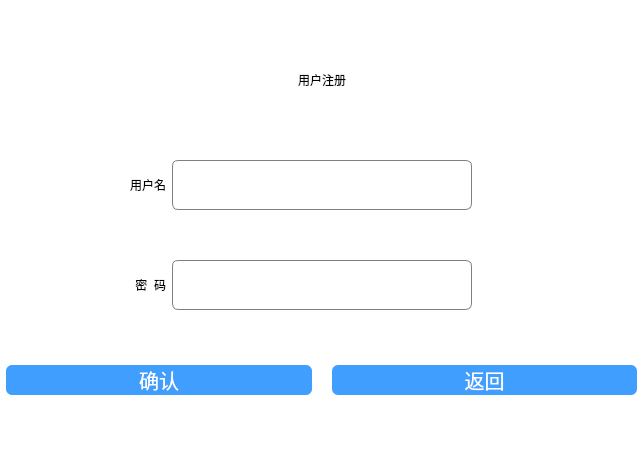
Qt form bookmgr/cell/dlg_register.ui (ZF-Xie/book-manager) before a commit.
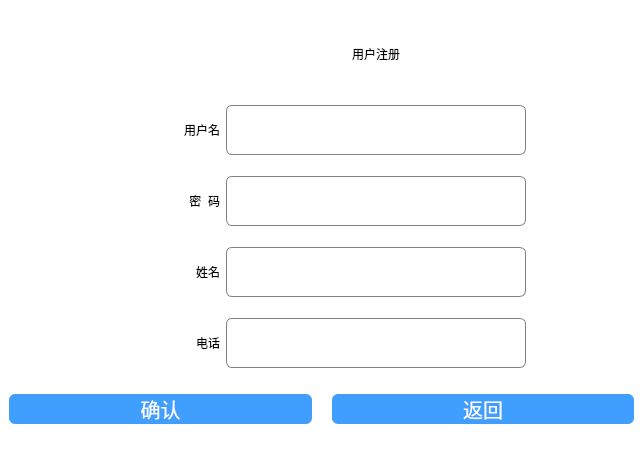
The same form after that commit.

Diff of the .ui file:
```diff
--- a/bookmgr/cell/dlg_register.ui
+++ b/bookmgr/cell/dlg_register.ui
@@ -45,22 +45,7 @@
       </size>
      </property>
      <layout class="QGridLayout" name="gridLayout_2">
-      <property name="leftMargin">
-       <number>6</number>
-      </property>
-      <property name="topMargin">
-       <number>6</number>
-      </property>
-      <property name="rightMargin">
-       <number>6</number>
-      </property>
-      <property name="bottomMargin">
-       <number>6</number>
-      </property>
-      <property name="spacing">
-       <number>6</number>
-      </property>
-      <item row="2" column="2">
+      <item row="7" column="2">
        <widget class="QLineEdit" name="lineEdit">
         <property name="minimumSize">
          <size>
@@ -76,7 +61,7 @@
         </property>
        </widget>
       </item>
-      <item row="5" column="2">
+      <item row="8" column="2">
        <widget class="QLineEdit" name="lineEdit_2">
         <property name="minimumSize">
          <size>
@@ -95,51 +80,26 @@
         </property>
        </widget>
       </item>
-      <item row="5" column="1">
-       <widget class="QLabel" name="lb_txt1">
+      <item row="14" column="2">
+       <widget class="QLineEdit" name="lineEdit_4">
         <property name="minimumSize">
          <size>
           <width>0</width>
-          <height>0</height>
-         </size>
-        </property>
-        <property name="maximumSize">
-         <size>
-          <width>200</width>
           <height>50</height>
          </size>
         </property>
-        <property name="text">
-         <string>密  码</string>
-        </property>
-        <property name="alignment">
-         <set>Qt::AlignRight|Qt::AlignTrailing|Qt::AlignVCenter</set>
-        </property>
-       </widget>
-      </item>
-      <item row="2" column="1">
-       <widget class="QLabel" name="lb_txt2">
-        <property name="minimumSize">
-         <size>
-          <width>0</width>
-          <height>0</height>
-         </size>
-        </property>
         <property name="maximumSize">
          <size>
-          <width>16777215</width>
-          <height>50</height>
+          <width>300</width>
+          <height>16777215</height>
          </size>
         </property>
         <property name="text">
-         <string>用户名</string>
+         <string/>
         </property>
-        <property name="alignment">
-         <set>Qt::AlignRight|Qt::AlignTrailing|Qt::AlignVCenter</set>
-        </property>
        </widget>
       </item>
-      <item row="14" column="0" colspan="5">
+      <item row="15" column="0" colspan="4">
        <widget class="QWidget" name="widget" native="true">
         <property name="maximumSize">
          <size>
@@ -201,7 +161,26 @@
         </layout>
        </widget>
       </item>
-      <item row="0" column="2">
+      <item row="10" column="2">
+       <widget class="QLineEdit" name="lineEdit_3">
+        <property name="minimumSize">
+         <size>
+          <width>0</width>
+          <height>50</height>
+         </size>
+        </property>
+        <property name="maximumSize">
+         <size>
+          <width>300</width>
+          <height>16777215</height>
+         </size>
+        </property>
+        <property name="text">
+         <string/>
+        </property>
+       </widget>
+      </item>
+      <item row="6" column="2">
        <widget class="QLabel" name="lb_title">
         <property name="maximumSize">
          <size>
@@ -217,6 +196,94 @@
         </property>
        </widget>
       </item>
+      <item row="7" column="1">
+       <widget class="QLabel" name="lb_txt2">
+        <property name="minimumSize">
+         <size>
+          <width>0</width>
+          <height>0</height>
+         </size>
+        </property>
+        <property name="maximumSize">
+         <size>
+          <width>160</width>
+          <height>50</height>
+         </size>
+        </property>
+        <property name="text">
+         <string>用户名</string>
+        </property>
+        <property name="alignment">
+         <set>Qt::AlignRight|Qt::AlignTrailing|Qt::AlignVCenter</set>
+        </property>
+       </widget>
+      </item>
+      <item row="8" column="1">
+       <widget class="QLabel" name="lb_txt1">
+        <property name="minimumSize">
+         <size>
+          <width>0</width>
+          <height>0</height>
+         </size>
+        </property>
+        <property name="maximumSize">
+         <size>
+          <width>160</width>
+          <height>50</height>
+         </size>
+        </property>
+        <property name="text">
+         <string>密  码</string>
+        </property>
+        <property name="alignment">
+         <set>Qt::AlignRight|Qt::AlignTrailing|Qt::AlignVCenter</set>
+        </property>
+       </widget>
+      </item>
+      <item row="10" column="1">
+       <widget class="QLabel" name="lb_txt1_2">
+        <property name="minimumSize">
+         <size>
+          <width>0</width>
+          <height>0</height>
+         </size>
+        </property>
+        <property name="maximumSize">
+         <size>
+          <width>160</width>
+          <height>50</height>
+         </size>
+        </property>
+        <property name="text">
+         <string>姓名</string>
+        </property>
+        <property name="alignment">
+         <set>Qt::AlignRight|Qt::AlignTrailing|Qt::AlignVCenter</set>
+        </property>
+       </widget>
+      </item>
+      <item row="14" column="1">
+       <widget class="QLabel" name="lb_txt1_3">
+        <property name="minimumSize">
+         <size>
+          <width>0</width>
+          <height>0</height>
+         </size>
+        </property>
+        <property name="maximumSize">
+         <size>
+          <width>160</width>
+          <height>50</height>
+         </size>
+        </property>
+        <property name="text">
+         <string>电话</string>
+        </property>
+        <property name="alignment">
+         <set>Qt::AlignRight|Qt::AlignTrailing|Qt::AlignVCenter</set>
+        </property>
+       </widget>
+      </item>
      </layout>
     </widget>
    </item>
```
Left out of the diff: 2 changed lines with no effect on the pictures.
